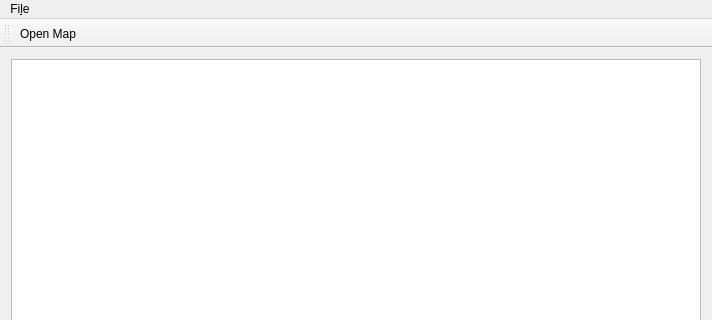
Before: the Qt Designer form diplomka/gui/mainwindow.ui in Oxyd/master-thesis, drawn with Qt 5; both pictures show x 0 to 712 and y 0 to 320 of the 712 by 537 pixel window.
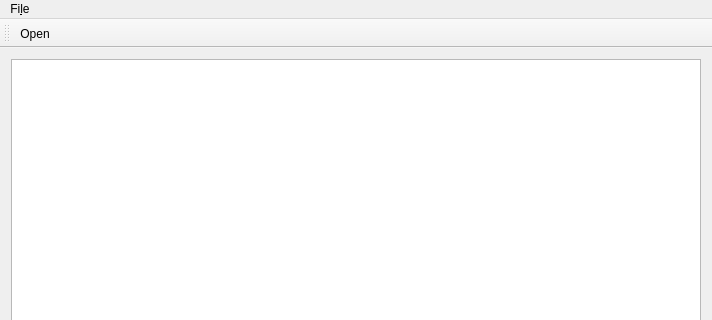
After: the same form once the commit is applied.

Diff of the .ui file:
```diff
--- a/diplomka/gui/mainwindow.ui
+++ b/diplomka/gui/mainwindow.ui
@@ -151,7 +151,7 @@
   </action>
   <action name="action_open_map">
    <property name="text">
-    <string>Open Map</string>
+    <string>Open</string>
    </property>
   </action>
   <action name="action_file_open">
```
Left out of the diff: 6 changed lines with no effect on the pictures.
